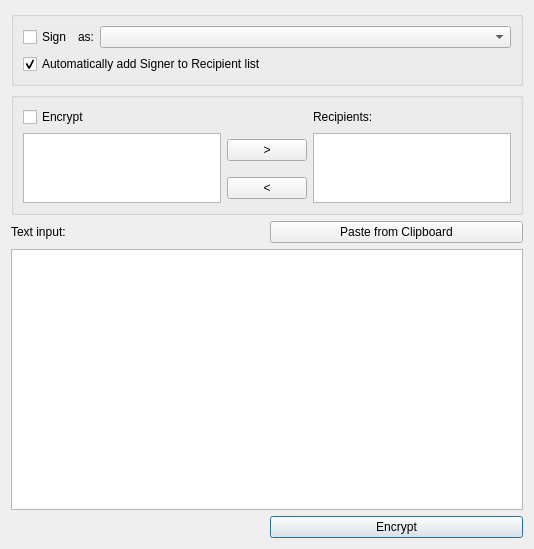
Open-Transactions/Moneychanger, file src/gui/ui/dlgencrypt.ui: the form before one commit.
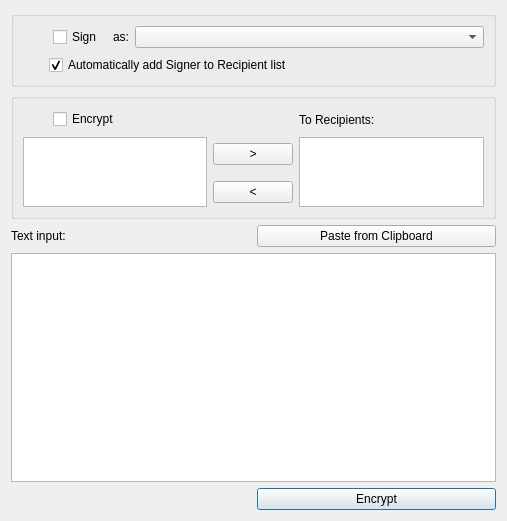
The form after the commit. Icons and pictures are not drawn.

What changed in the file:
```diff
--- a/src/gui/ui/dlgencrypt.ui
+++ b/src/gui/ui/dlgencrypt.ui
@@ -6,22 +6,39 @@
    <rect>
     <x>0</x>
     <y>0</y>
-    <width>534</width>
-    <height>549</height>
+    <width>507</width>
+    <height>521</height>
    </rect>
   </property>
   <property name="windowTitle">
    <string>Sign / Encrypt</string>
   </property>
-  <layout class="QVBoxLayout" name="verticalLayout_2">
+  <layout class="QVBoxLayout" name="verticalLayout">
    <item>
     <widget class="QGroupBox" name="groupBoxSign">
      <property name="title">
       <string/>
      </property>
-     <layout class="QVBoxLayout" name="verticalLayout">
-      <item>
+     <layout class="QGridLayout" name="gridLayout">
+      <item row="0" column="0">
        <layout class="QHBoxLayout" name="horizontalLayout">
+        <item>
+         <widget class="QToolButton" name="toolButton">
+          <property name="enabled">
+           <bool>true</bool>
+          </property>
+          <property name="text">
+           <string/>
+          </property>
+          <property name="icon">
+           <iconset resource="../resource.qrc">
+            <normaloff>:/icons/icons/signature-small.png</normaloff>:/icons/icons/signature-small.png</iconset>
+          </property>
+          <property name="autoRaise">
+           <bool>true</bool>
+          </property>
+         </widget>
+        </item>
         <item>
          <widget class="QCheckBox" name="checkBoxSign">
           <property name="sizePolicy">
@@ -32,10 +49,16 @@
           </property>
           <property name="minimumSize">
            <size>
-            <width>30</width>
+            <width>50</width>
             <height>0</height>
            </size>
           </property>
+          <property name="maximumSize">
+           <size>
+            <width>50</width>
+            <height>16777215</height>
+           </size>
+          </property>
           <property name="text">
            <string>Sign</string>
           </property>
@@ -44,7 +67,7 @@
         <item>
          <widget class="QLabel" name="labelAs">
           <property name="sizePolicy">
-           <sizepolicy hsizetype="Fixed" vsizetype="Preferred">
+           <sizepolicy hsizetype="Fixed" vsizetype="Fixed">
             <horstretch>0</horstretch>
             <verstretch>0</verstretch>
            </sizepolicy>
@@ -55,6 +78,12 @@
             <height>0</height>
            </size>
           </property>
+          <property name="maximumSize">
+           <size>
+            <width>20</width>
+            <height>16777215</height>
+           </size>
+          </property>
           <property name="text">
            <string>as:</string>
           </property>
@@ -68,15 +97,35 @@
         </item>
        </layout>
       </item>
-      <item>
-       <widget class="QCheckBox" name="checkBoxAlso">
-        <property name="text">
-         <string>Automatically add Signer to Recipient list</string>
-        </property>
-        <property name="checked">
-         <bool>true</bool>
-        </property>
-       </widget>
+      <item row="1" column="0">
+       <layout class="QHBoxLayout" name="horizontalLayout_3">
+        <item>
+         <spacer name="horizontalSpacer">
+          <property name="orientation">
+           <enum>Qt::Horizontal</enum>
+          </property>
+          <property name="sizeType">
+           <enum>QSizePolicy::Fixed</enum>
+          </property>
+          <property name="sizeHint" stdset="0">
+           <size>
+            <width>26</width>
+            <height>20</height>
+           </size>
+          </property>
+         </spacer>
+        </item>
+        <item>
+         <widget class="QCheckBox" name="checkBoxAlso">
+          <property name="text">
+           <string>Automatically add Signer to Recipient list</string>
+          </property>
+          <property name="checked">
+           <bool>true</bool>
+          </property>
+         </widget>
+        </item>
+       </layout>
       </item>
      </layout>
     </widget>
@@ -86,25 +135,42 @@
      <property name="title">
       <string/>
      </property>
-     <layout class="QGridLayout" name="gridLayout">
+     <layout class="QGridLayout" name="gridLayout_2">
       <item row="0" column="0">
+       <widget class="QToolButton" name="toolButton_2">
+        <property name="enabled">
+         <bool>true</bool>
+        </property>
+        <property name="text">
+         <string/>
+        </property>
+        <property name="icon">
+         <iconset resource="../resource.qrc">
+          <normaloff>:/icons/icons/lock.png</normaloff>:/icons/icons/lock.png</iconset>
+        </property>
+        <property name="autoRaise">
+         <bool>true</bool>
+        </property>
+       </widget>
+      </item>
+      <item row="0" column="1">
        <widget class="QCheckBox" name="checkBoxEncrypt">
         <property name="text">
          <string>Encrypt</string>
         </property>
        </widget>
       </item>
-      <item row="0" column="2">
+      <item row="0" column="3">
        <widget class="QLabel" name="labelRecipients">
         <property name="text">
-         <string>Recipients:</string>
+         <string>To Recipients:</string>
         </property>
        </widget>
       </item>
-      <item row="1" column="0" rowspan="2">
+      <item row="1" column="0" rowspan="2" colspan="2">
        <widget class="QListWidget" name="listWidgetNotAdded"/>
       </item>
-      <item row="1" column="1">
+      <item row="1" column="2">
        <widget class="QPushButton" name="pushButtonAdd">
         <property name="text">
          <string>&gt;</string>
@@ -114,10 +180,10 @@
         </property>
        </widget>
       </item>
-      <item row="1" column="2" rowspan="2">
+      <item row="1" column="3" rowspan="2">
        <widget class="QListWidget" name="listWidgetAdded"/>
       </item>
-      <item row="2" column="1">
+      <item row="2" column="2">
        <widget class="QPushButton" name="pushButtonRemove">
         <property name="text">
          <string>&lt;</string>
```
Left out of the diff: 4 changed lines with no effect on the pictures.
